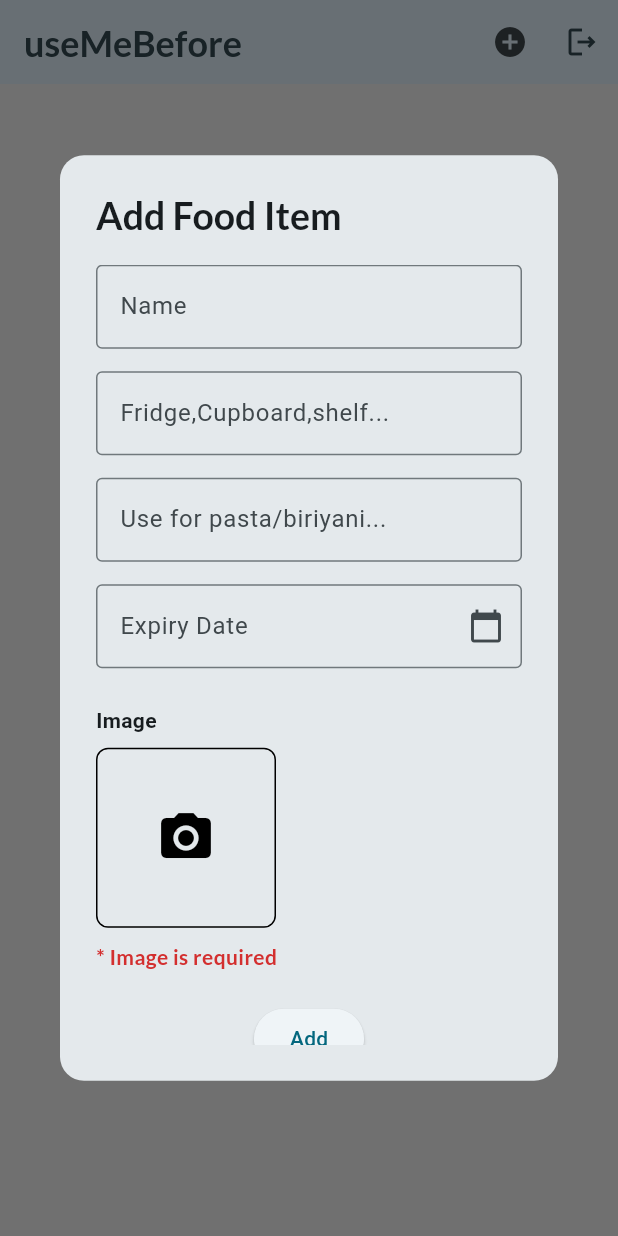
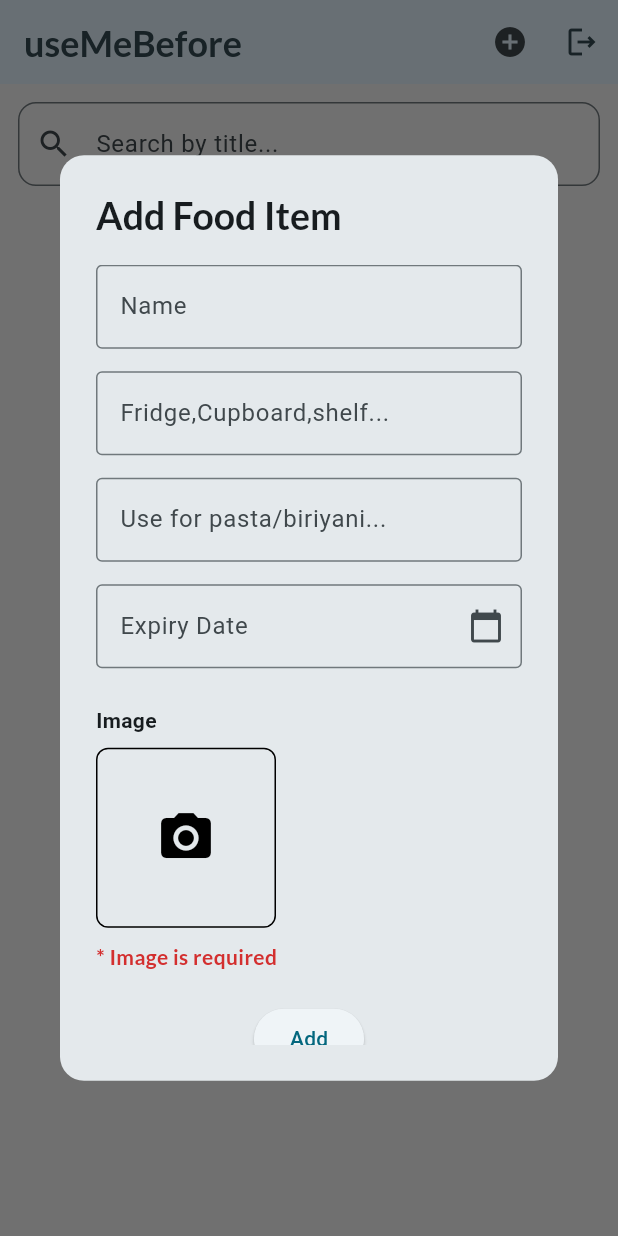
Before and after one commit to a-anuj/usemebefore, a Flutter app: the screen it shows once a user with an empty profile is signed in, after a tap on the "add circle" icon, on a phone screen of 412 x 824 dp. Run offline on Flutter 3.47's test engine with Material 3 defaults, Android fonts, the phone set to English and light mode, and no system bars; our stand-ins replace cloud_firestore, firebase_auth, firebase_core, firebase_storage, google_fonts, image_picker; accounts and stored records are empty.

Commit message:
add a search bar

```diff
--- a/lib/widgets/Landing.dart
+++ b/lib/widgets/Landing.dart
@@ -4,55 +4,18 @@ import 'package:google_fonts/google_fonts.dart';
 import 'package:usemebefore/widgets/Item.dart';
 import 'package:usemebefore/widgets/ItemCard.dart';
 import 'package:usemebefore/widgets/AddItem.dart';
-import 'package:firebase_storage/firebase_storage.dart';
 import 'package:cloud_firestore/cloud_firestore.dart';
 
-class Landing extends StatefulWidget{
-  const Landing ({super.key});
+class Landing extends StatefulWidget {
+  const Landing({super.key});
 
   @override
-  State<StatefulWidget> createState() {
-    return _LandingState();
-  }
+  State<StatefulWidget> createState() => _LandingState();
 }
 
-class _LandingState extends State<Landing>{
+class _LandingState extends State<Landing> {
   final uid = FirebaseAuth.instance.currentUser?.uid;
-  List<Item>? foodList;
-
-  @override
-  void initState() {
-    super.initState();
-    fetchUserItems();
-  }
-  void fetchUserItems() async {
-    final uid = FirebaseAuth.instance.currentUser?.uid;
-    if (uid == null) return;
-
-    final snapshot = await FirebaseFirestore.instance
-        .collection('items')
-        .where('userId', isEqualTo: uid)
-        .get();
-
-    final items = snapshot.docs.map((doc) {
-      final data = doc.data();
-      print(data);
-      return Item(
-        title: data['title'],
-        expiryDate: data['expiryDate'],
-        storage: data['storage'],
-        note: data['note'],
-        imageUrl: data['imageUrl'],
-      );
-    }).toList();
-
-    setState(() {
-      foodList = items;
-    });
-  }
-
-
-
+  String searchQuery = '';
 
   @override
   Widget build(BuildContext context) {
@@ -108,7 +71,28 @@ class _LandingState extends State<Landing>{
         ],
       ),
 
-      body: StreamBuilder(
+      body: Column(
+        children: [
+          // Search Field
+          Padding(
+            padding: const EdgeInsets.all(12.0),
+            child: TextField(
+              decoration: InputDecoration(
+                hintText: 'Search by title...',
+                prefixIcon: Icon(Icons.search),
+                border: OutlineInputBorder(borderRadius: BorderRadius.circular(12)),
+              ),
+              onChanged: (value) {
+                setState(() {
+                  searchQuery = value.toLowerCase();
+                });
+              },
+            ),
+          ),
+
+          // StreamBuilder for dynamic list
+          Expanded(
+            child: StreamBuilder(
               stream: FirebaseFirestore.instance
                   .collection('items')
                   .where('userId', isEqualTo: uid)
@@ -119,7 +103,15 @@ class _LandingState extends State<Landing>{
                 }
 
                 if (!snapshot.hasData || snapshot.data!.docs.isEmpty) {
-            return const Center(child: Text("No items added yet."));
+                  return Center(
+                      child: Text(
+                          "No items added yet.",
+                        style: GoogleFonts.lato(
+                          fontSize: 16,
+                          color: Colors.grey
+                        ),
+                      )
+                  );
                 }
 
                 final docs = snapshot.data!.docs;
@@ -127,23 +119,55 @@ class _LandingState extends State<Landing>{
                 final items = docs.map((doc) {
                   final data = doc.data();
                   return Item(
+                    id: doc.id ?? "",
                     title: data['name'] ?? "",
                     expiryDate: data['expiry'] ?? "",
                     storage: data['storage'] ?? "",
                     note: data['note'] ?? "",
                     imageUrl: data['imageUrl'] ?? "",
                   );
+                }).where((item) {
+                  return item.title.toLowerCase().contains(searchQuery);
                 }).toList();
+
+                if (items.isEmpty) {
+                  return const Center(child: Text("No items match your search."));
+                }
 
                 return ListView.builder(
                   itemCount: items.length,
                   itemBuilder: (context, index) {
-              return ItemCard(food: items[index]);
+                    final item = items[index];
+
+                    return Dismissible(
+                      key: Key(item.id),
+                      direction: DismissDirection.endToStart,
+                      background: Container(
+                        color: Colors.red,
+                        alignment: Alignment.centerRight,
+                        padding: const EdgeInsets.symmetric(horizontal: 20),
+                        child: const Icon(Icons.delete, color: Colors.white),
+                      ),
+                      onDismissed: (_) async {
+                        await FirebaseFirestore.instance
+                            .collection('items')
+                            .doc(item.id)
+                            .delete();
+                        ScaffoldMessenger.of(context).clearSnackBars();
+                        ScaffoldMessenger.of(context).showSnackBar(
+                          SnackBar(content: Text("${item.title} deleted")),
+                        );
+                      },
+                      child: ItemCard(food: item),
+                    );
                   },
                 );
+
               },
+            ),
+          ),
+        ],
       ),
     );
   }
-
 }
```
Lines whose indentation alone changed are shown as unchanged.
